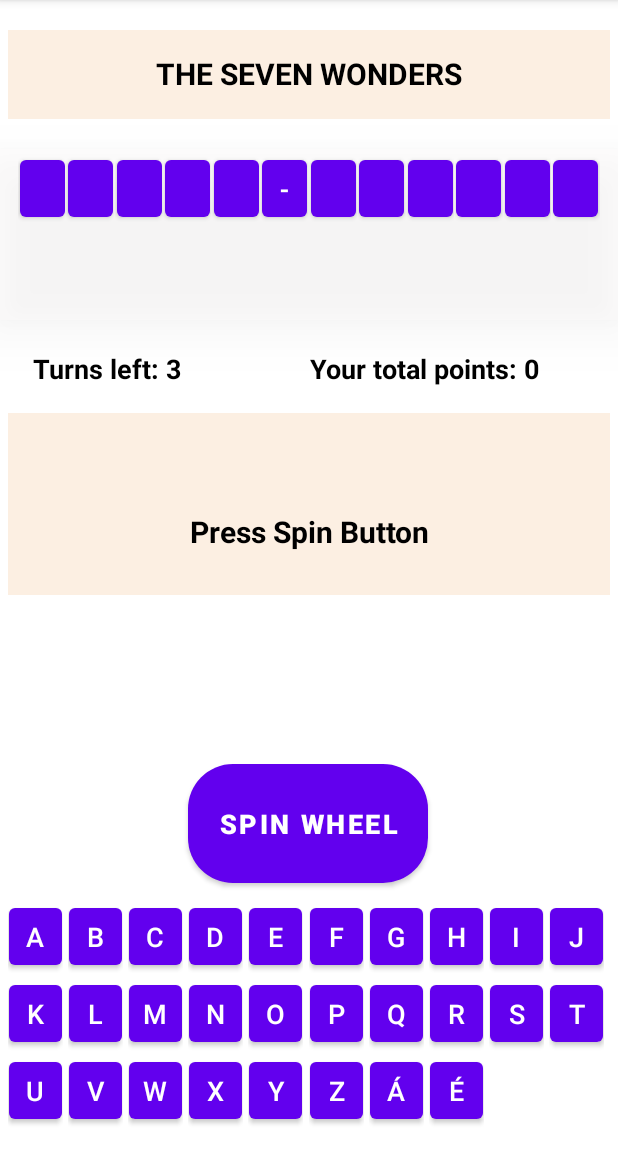
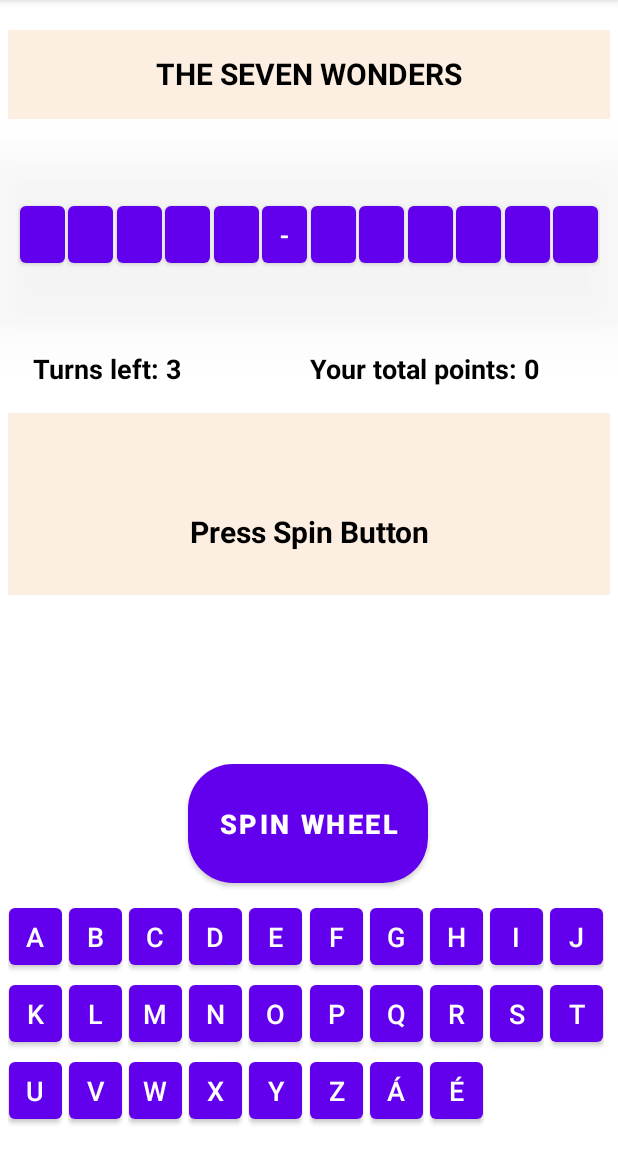
Before and after one commit to Zahedm45/s186517_Lykkehjulet, an Android app: the screen it shows after launch (MainActivity), on a phone screen of 412 x 824 dp, the part 84-1236 px from its top. Run offline under Robolectric (Android 15) with nearby library versions, the phone set to English and light mode, and no system bars.

Commit message:
some changes took in place

```diff
--- a/app/src/main/java/com/example/s186517lykkehjulet/KeyboardFragment.kt
+++ b/app/src/main/java/com/example/s186517lykkehjulet/KeyboardFragment.kt
@@ -5,13 +5,16 @@ import android.content.ContentValues
 import android.graphics.Color
 import android.os.Bundle
 import android.util.Log
+import android.view.Gravity
 import android.view.LayoutInflater
 import android.view.View
 import android.view.ViewGroup
+import android.widget.LinearLayout
 import androidx.fragment.app.Fragment
 import androidx.navigation.NavController
 import androidx.navigation.Navigation
 import androidx.recyclerview.widget.GridLayoutManager
+import androidx.recyclerview.widget.LinearLayoutManager
 import androidx.recyclerview.widget.RecyclerView
 import com.example.s186517lykkehjulet.databinding.FragmentGamePageBinding
 
@@ -76,6 +79,8 @@ class KeyboardFragment : Fragment() {
 
         val wordRecyclerView = binding.rvWord
         wordRecyclerView.layoutManager = GridLayoutManager(requireContext(), 12)
+      //  wordRecyclerView.layoutManager = LinearLayoutManager(requireContext(), LinearLayoutManager.HORIZONTAL, false)
+
 
 
         var wordAdapter : WordAdapter = WordAdapter( requireContext(), wordBtn)
--- a/app/src/main/java/com/example/s186517lykkehjulet/WordAdapter.kt
+++ b/app/src/main/java/com/example/s186517lykkehjulet/WordAdapter.kt
@@ -4,6 +4,7 @@ import android.content.ContentValues.TAG
 import android.content.Context
 import android.graphics.Color
 import android.util.Log
+import android.view.Gravity
 import android.view.LayoutInflater
 import android.view.View
 import android.view.ViewGroup
--- a/app/src/main/res/layout/fragment_game_page.xml
+++ b/app/src/main/res/layout/fragment_game_page.xml
@@ -27,7 +27,7 @@
         />
 
 
-    <RelativeLayout
+    <androidx.constraintlayout.widget.ConstraintLayout
         android:id="@+id/rv_word_layout"
         android:layout_width="match_parent"
         android:layout_height="114dp"
@@ -43,12 +43,19 @@
             android:id="@+id/rv_word"
             android:layout_width="wrap_content"
             android:layout_height="wrap_content"
+            android:layout_alignParentStart="true"
+            android:layout_alignParentEnd="true"
             android:clickable="false"
             android:nestedScrollingEnabled="false"
+            app:fastScrollEnabled="false"
             android:paddingHorizontal="12dp"
+            app:layout_constraintBottom_toBottomOf="parent"
+            app:layout_constraintEnd_toEndOf="parent"
+            app:layout_constraintStart_toStartOf="parent"
+            app:layout_constraintTop_toTopOf="parent"
             tools:listitem="@layout/word" />
 
-    </RelativeLayout>
+    </androidx.constraintlayout.widget.ConstraintLayout>
 
 
     <TextView
```
